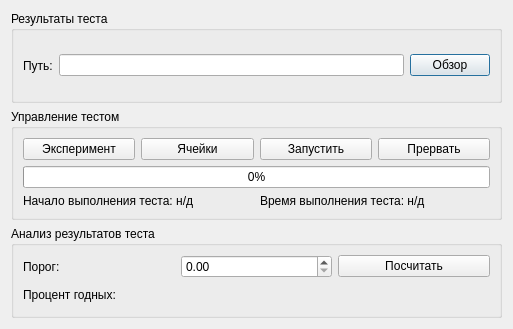
Before: the Qt Designer form gui/uies/testing.ui in neurocomputer/MemriBoard, drawn with Qt 5.
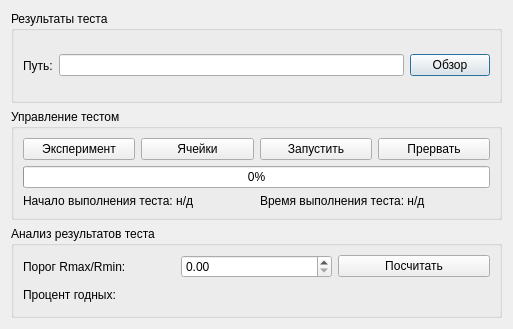
After: the same form once the commit is applied.

```diff
--- a/gui/uies/testing.ui
+++ b/gui/uies/testing.ui
@@ -121,7 +121,7 @@
         <item>
          <widget class="QLabel" name="label_3">
           <property name="text">
-           <string>Порог:</string>
+           <string>Порог Rmax/Rmin:</string>
           </property>
          </widget>
         </item>
```
Left out of the diff: 6 changed lines with no effect on the pictures.
